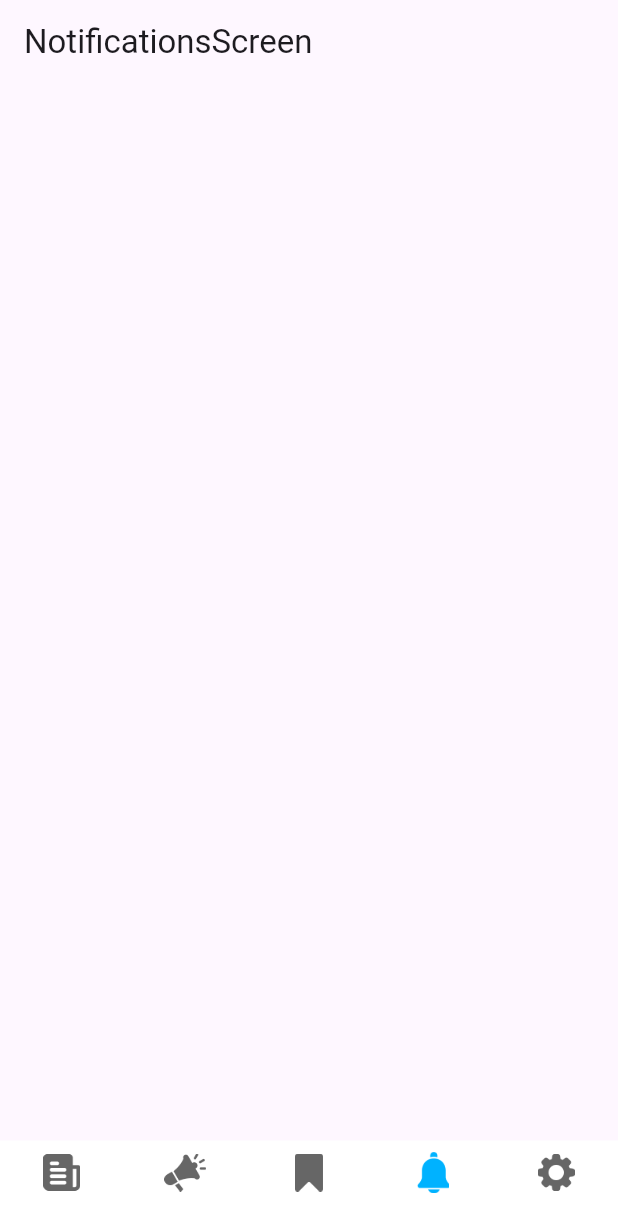
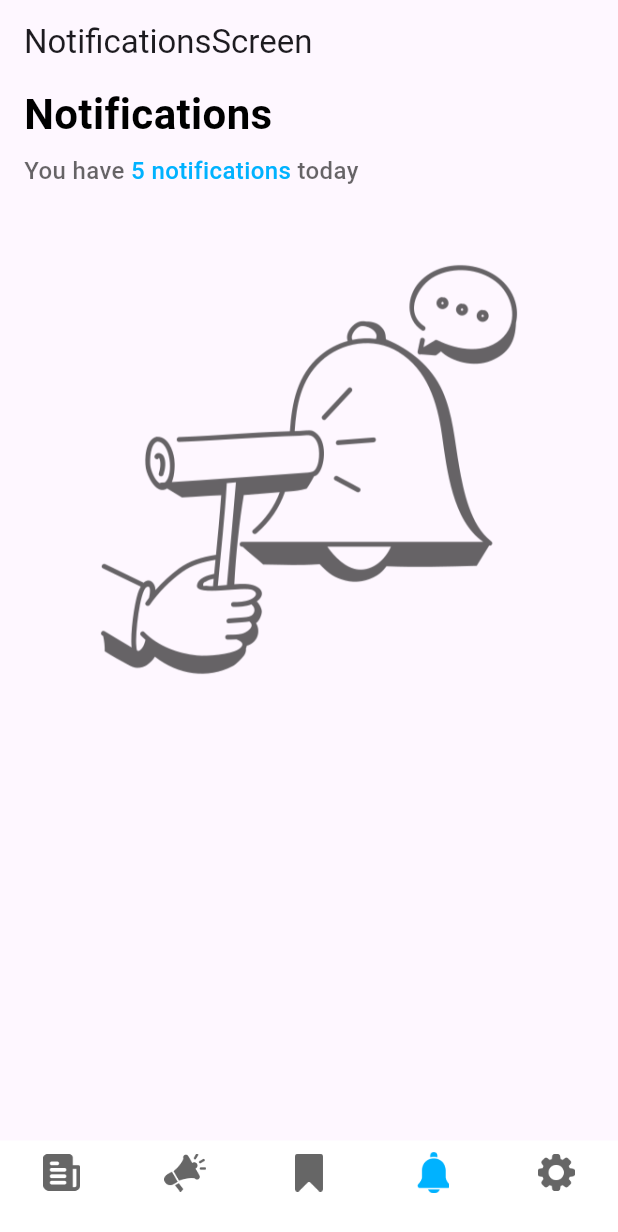
Before and after one commit to Suli244/BuzzBrief-Insightful-News-251, a Flutter app: the screen it shows after launch, item 4 of the bottom bar chosen, on a phone screen of 412 x 824 dp. Shown: the top 1232 px of the screen. Run offline on Flutter 3.47's test engine with Material 3 defaults, Android fonts, the light colour scheme and no system bars; our stand-ins replace flutter_screenutil, in_app_review, shared_preferences; missing offline and left inert: apphud; Roboto replaces fonts that are missing (SF Pro Text).

Commit message:
notification in process

```diff
--- a/lib/screen/notifications/notifications_screen.dart
+++ b/lib/screen/notifications/notifications_screen.dart
@@ -1,17 +1,82 @@
 import 'package:flutter/material.dart';
+import 'package:insightful_news_251/utils/images/app_images.dart';
 
-class NotificationsScreen extends StatelessWidget {
+class NotificationsScreen extends StatefulWidget {
   const NotificationsScreen({super.key});
+
+  @override
+  State<NotificationsScreen> createState() => _NotificationsScreenState();
+}
+
+class _NotificationsScreenState extends State<NotificationsScreen> {
+  List notifications = [1, 2, 3, 4, 5];
+
   @override
   Widget build(BuildContext context) {
     return Scaffold(
       appBar: AppBar(
         title: const Text('NotificationsScreen'),
       ),
-      body: Column(
-        children: [
-          Container(),
-        ],
+      body: SingleChildScrollView(
+        padding: const EdgeInsets.symmetric(horizontal: 16),
+        child: Column(
+          crossAxisAlignment: CrossAxisAlignment.start,
+          children: [
+            const Text(
+              'Notifications',
+              style: TextStyle(
+                color: Colors.black,
+                fontSize: 28,
+                fontFamily: 'SF Pro Text',
+                fontWeight: FontWeight.w600,
+              ),
+            ),
+            const SizedBox(height: 8),
+            Text.rich(
+              TextSpan(
+                children: [
+                  TextSpan(
+                    text: 'You have ',
+                    style: TextStyle(
+                      color: Colors.black.withOpacity(0.6000000238418579),
+                      fontSize: 16,
+                      fontFamily: 'SF Pro Text',
+                      fontWeight: FontWeight.w500,
+                      height: 0,
+                    ),
+                  ),
+                  TextSpan(
+                    text: notifications.isNotEmpty
+                        ? '${notifications.length} notifications'
+                        : 'no notifications',
+                    style: const TextStyle(
+                      color: Color(0xFF00B2FF),
+                      fontSize: 16,
+                      fontFamily: 'SF Pro Text',
+                      fontWeight: FontWeight.w500,
+                      height: 0,
+                    ),
+                  ),
+                  TextSpan(
+                    text: ' today',
+                    style: TextStyle(
+                      color: Colors.black.withOpacity(0.6000000238418579),
+                      fontSize: 16,
+                      fontFamily: 'SF Pro Text',
+                      fontWeight: FontWeight.w500,
+                      height: 0,
+                    ),
+                  ),
+                ],
+              ),
+            ),
+            Image.asset(
+              AppImages.notificationNoIcon,
+              scale: 3,
+              width: double.infinity,
+            ),
+          ],
+        ),
       ),
     );
   }
```
Also changed, not shown: 3 other files.
